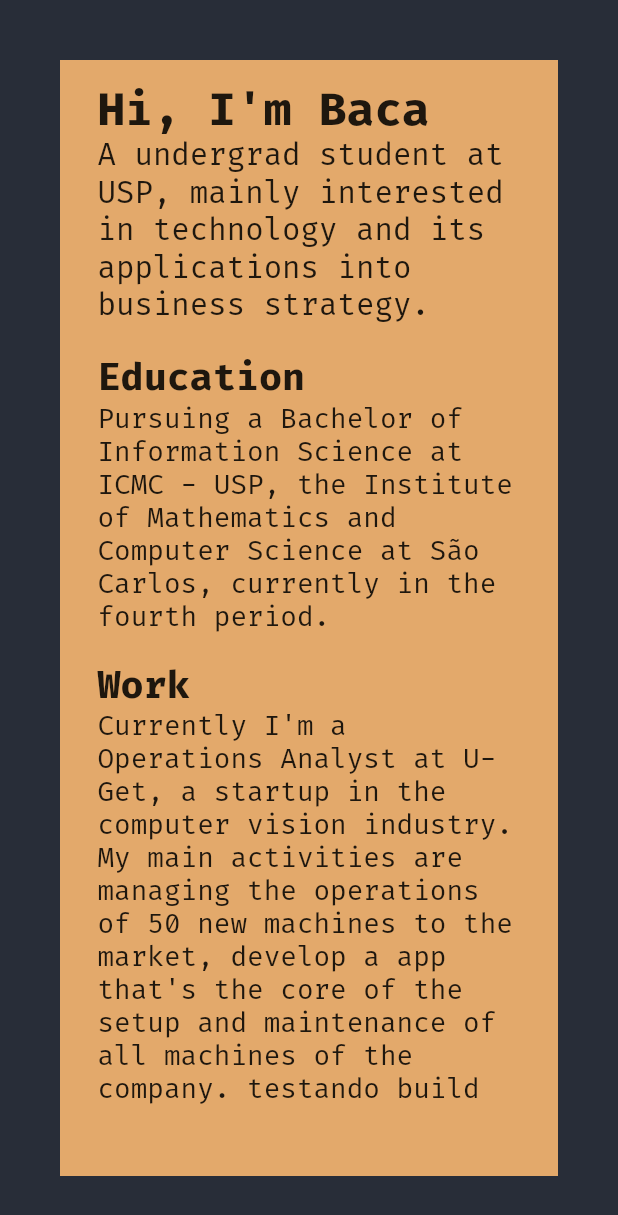
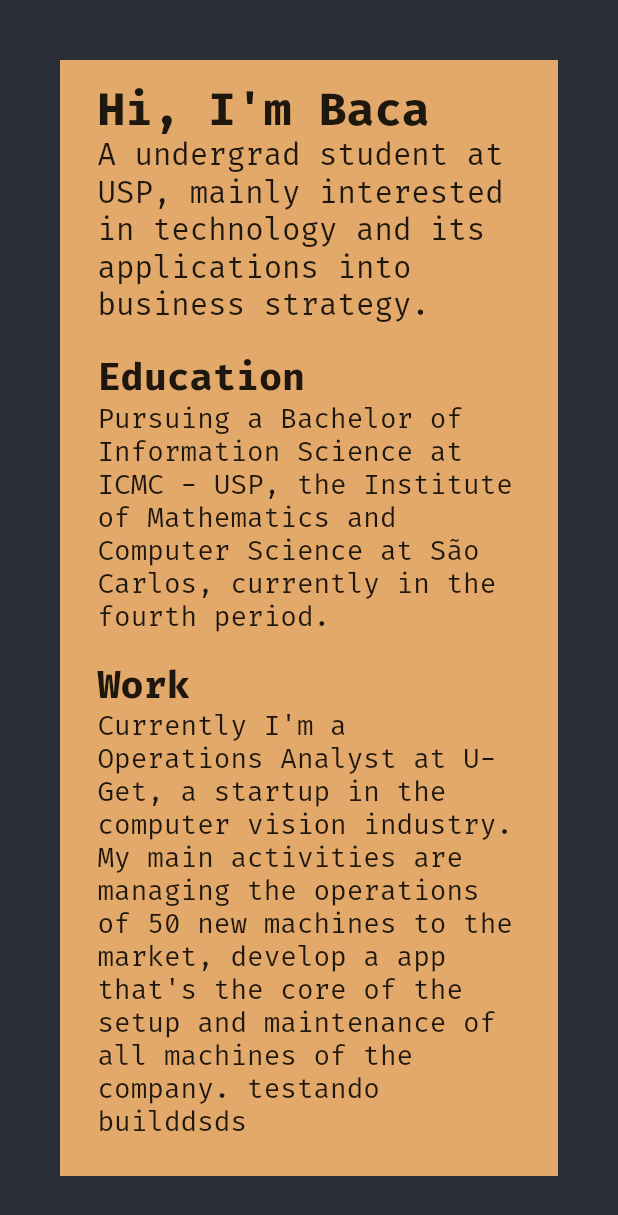
Before and after one commit to viniciusbaca/viniciusbaca.github.io, a Flutter app: the screen it shows after launch, on a phone screen of 412 x 824 dp. Shown: the top 1215 px of the screen. Run offline on Flutter 3.47's test engine with Material 2 defaults, Android fonts, the phone set to English and light mode, and no system bars.

```diff
--- a/lib/frontPage.dart
+++ b/lib/frontPage.dart
@@ -63,7 +63,7 @@ class FrontPage extends StatelessWidget {
                     " in the computer vision industry. My main activities are"
                     " managing the operations of 50 new machines to the market,"
                     " develop a app that's the core of the setup and maintenance"
-                    " of all machines of the company. testando build",
+                    " of all machines of the company. testando builddsds",
               ),
             ],
           ),
```
Also changed, not shown: 1 other file.
